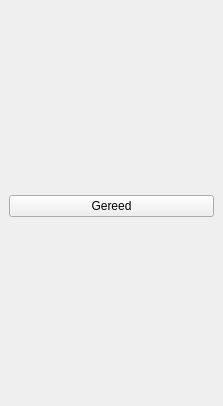
Old version of the form plugin/oiv/oiv_stackwidget.ui in the repository Oostjoost/OIV_project-1.
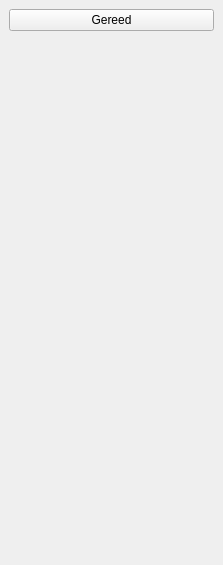
New version of the form.

Diff of the .ui file:
```diff
--- a/plugin/oiv/oiv_stackwidget.ui
+++ b/plugin/oiv/oiv_stackwidget.ui
@@ -7,7 +7,7 @@
     <x>0</x>
     <y>0</y>
     <width>223</width>
-    <height>406</height>
+    <height>565</height>
    </rect>
   </property>
   <property name="sizePolicy">
@@ -30,7 +30,7 @@
     </sizepolicy>
    </property>
    <layout class="QGridLayout" name="gridLayout">
-    <item row="0" column="0">
+    <item row="1" column="0">
      <layout class="QVBoxLayout" name="verticalLayout">
       <property name="sizeConstraint">
        <enum>QLayout::SetNoConstraint</enum>
@@ -55,26 +55,13 @@
       </item>
      </layout>
     </item>
-    <item row="1" column="0">
+    <item row="0" column="0">
      <widget class="QPushButton" name="terug">
       <property name="text">
        <string>Gereed</string>
       </property>
      </widget>
     </item>
-    <item row="2" column="0">
-     <spacer name="verticalSpacer">
-      <property name="orientation">
-       <enum>Qt::Vertical</enum>
-      </property>
-      <property name="sizeHint" stdset="0">
-       <size>
-        <width>0</width>
-        <height>0</height>
-       </size>
-      </property>
-     </spacer>
-    </item>
    </layout>
   </widget>
  </widget>
```
